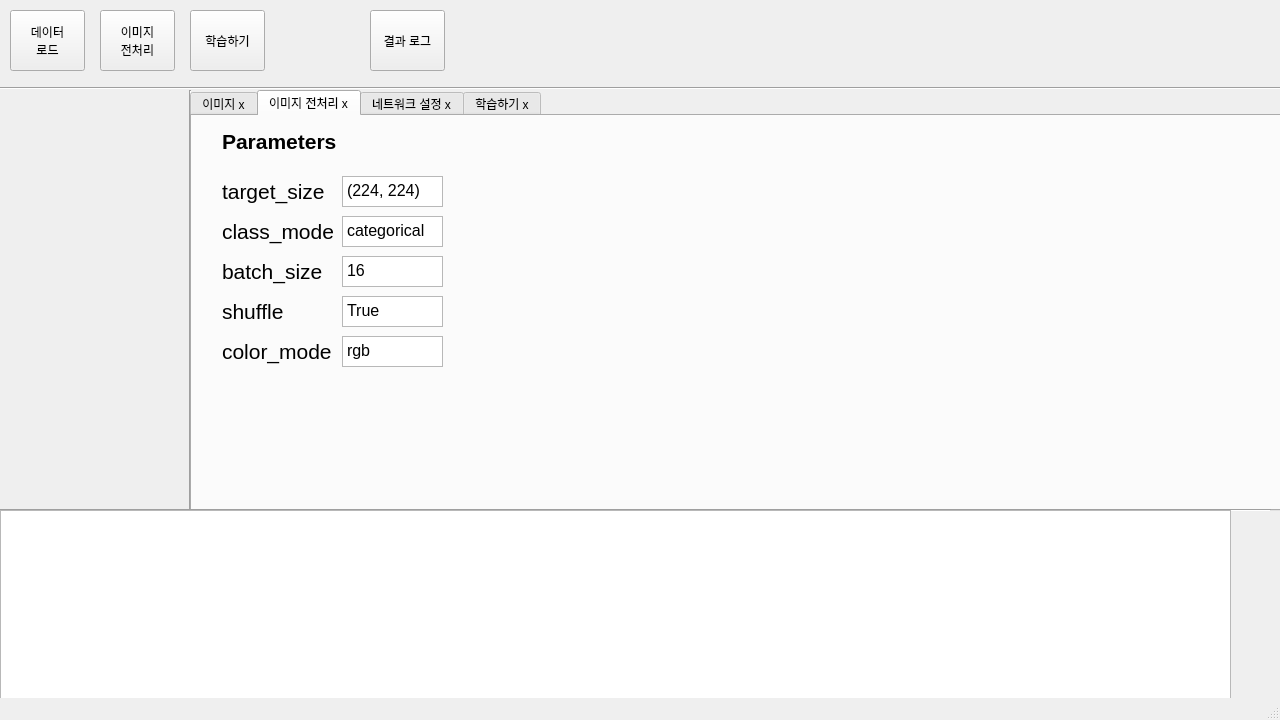
Before: the Qt Designer form Project/front/ui/NetworkSetting.ui in Ikhan-Kim/SSAKIT, drawn with Qt 5.
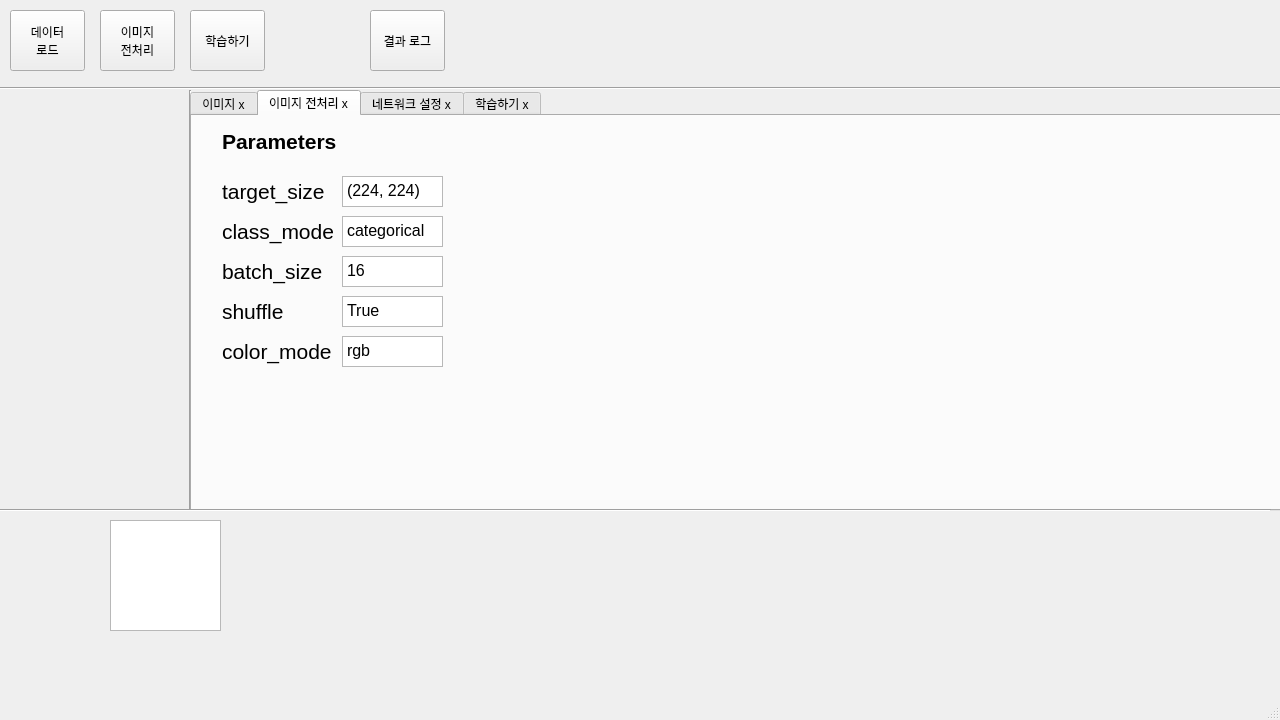
After: the same form once the commit is applied.

Commit message: [+] set QTextBrowser

What changed in the file:
```diff
--- a/Project/front/ui/NetworkSetting.ui
+++ b/Project/front/ui/NetworkSetting.ui
@@ -1320,10 +1320,10 @@
    <widget class="QTextBrowser" name="textBrowser">
     <property name="geometry">
      <rect>
-      <x>0</x>
-      <y>510</y>
-      <width>1231</width>
-      <height>191</height>
+      <x>110</x>
+      <y>520</y>
+      <width>111</width>
+      <height>111</height>
      </rect>
     </property>
    </widget>
```
Left out of the diff: 2 changed lines with no effect on the pictures. The commit also changes 2 other files.
